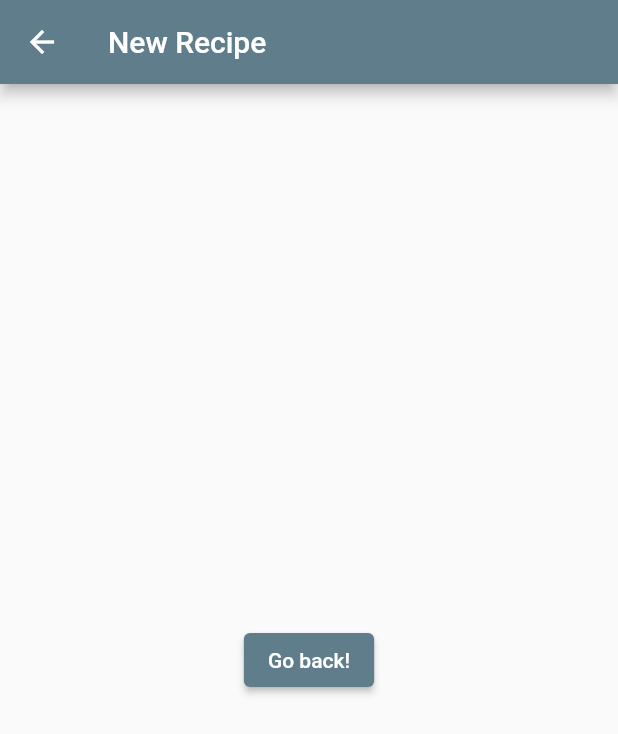
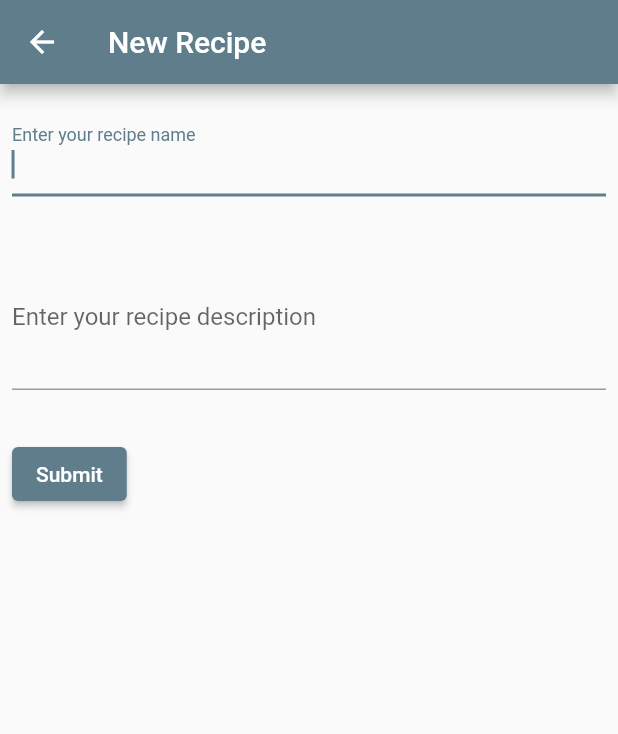
Before and after one commit to reubinoff/Baking, a Flutter app: the NewRecipeRoute screen opened directly, on a phone screen of 412 x 824 dp. Shown: the top 734 px of the screen. Run offline on Flutter 3.47's test engine with Material 2 defaults, Android fonts, the phone set to English and light mode, and no system bars; our stand-ins replace shared_preferences, transparent_image; accounts and stored records are empty; network calls fail; Roboto replaces fonts that are missing (Pacifico).

Commit message:
adding new recipe fields

```diff
--- a/flutter_client/lib/components/new_recipe/new_recipe_home.dart
+++ b/flutter_client/lib/components/new_recipe/new_recipe_home.dart
@@ -1,3 +1,4 @@
+import 'package:baking_client/components/new_recipe/recipe_main.dart';
 import 'package:flutter/material.dart';
 
 class NewRecipeRoute extends StatelessWidget {
@@ -10,14 +11,15 @@ class NewRecipeRoute extends StatelessWidget {
         title: const Text('New Recipe'),
         centerTitle: false,
       ),
-      body: Center(
-        child: ElevatedButton(
-          onPressed: () {
-            Navigator.pop(context);
-          },
-          child: const Text('Go back!'),
-        ),
-      ),
+      body: const RecipeMainForm(),
+      // body: Center(
+      //   child: ElevatedButton(
+      //     onPressed: () {
+      //       Navigator.pop(context);
+      //     },
+      //     child: const Text('Go back!'),
+      //   ),
+      // ),
     );
   }
 }
--- /dev/null
+++ b/flutter_client/lib/components/new_recipe/recipe_main.dart
@@ -0,0 +1,71 @@
+import 'package:flutter/material.dart';
+
+class RecipeMainForm extends StatefulWidget {
+  const RecipeMainForm({
+    Key? key,
+  }) : super(key: key);
+
+  @override
+  RecipeMainFormState createState() {
+    return RecipeMainFormState();
+  }
+}
+
+class RecipeMainFormState extends State<RecipeMainForm> {
+  final _formKey = GlobalKey<FormState>();
+
+  @override
+  Widget build(BuildContext context) {
+    return Form(
+      key: _formKey,
+      child: Column(
+        crossAxisAlignment: CrossAxisAlignment.start,
+        children: [
+          Padding(
+              padding: const EdgeInsets.symmetric(horizontal: 8, vertical: 16),
+              child: TextFormField(
+                decoration: const InputDecoration(
+                  border: UnderlineInputBorder(),
+                  labelText: 'Enter your recipe name',
+                ),
+                autofocus: true,
+                validator: (value) {
+                  if (value == null || value.isEmpty) {
+                    return 'We must have it';
+                  }
+                  return null;
+                },
+              )),
+          Padding(
+              padding: const EdgeInsets.symmetric(horizontal: 8, vertical: 16),
+              child: TextFormField(
+                maxLines: 3,
+                decoration: const InputDecoration(
+                  border: UnderlineInputBorder(),
+                  labelText: 'Enter your recipe description',
+                ),
+                validator: (value) {
+                  if (value == null || value.isEmpty) {
+                    return 'Give us Some information';
+                  }
+                  return null;
+                },
+              )),
+          Padding(
+            padding: const EdgeInsets.symmetric(horizontal: 8, vertical: 16.0),
+            child: ElevatedButton(
+              onPressed: () {
+                if (_formKey.currentState!.validate()) {
+                  ScaffoldMessenger.of(context).showSnackBar(
+                    const SnackBar(content: Text('Processing Data')),
+                  );
+                }
+              },
+              child: const Text('Submit'),
+            ),
+          ),
+        ],
+      ),
+    );
+  }
+}
```
